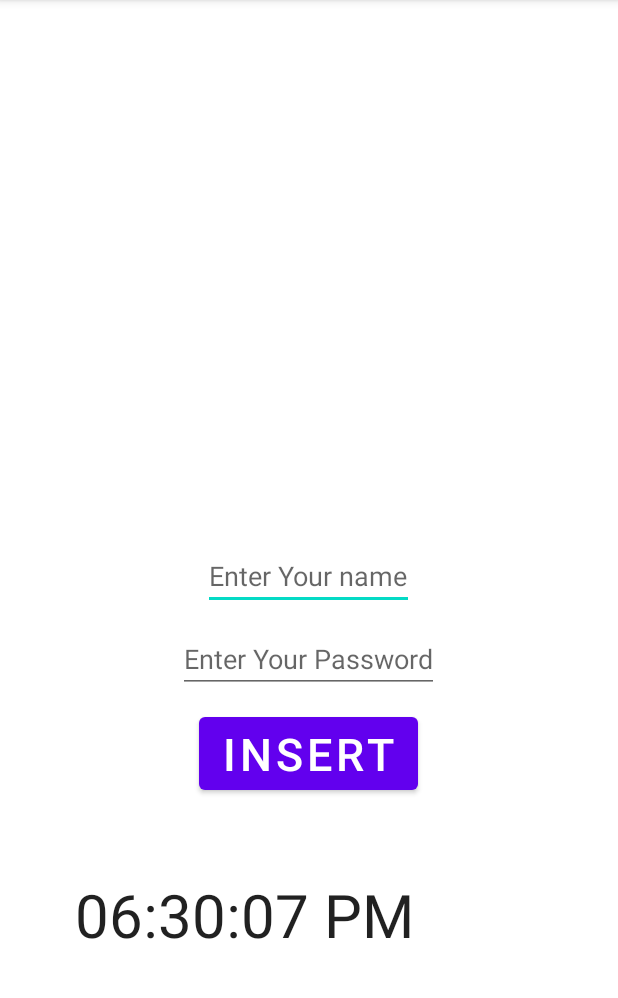
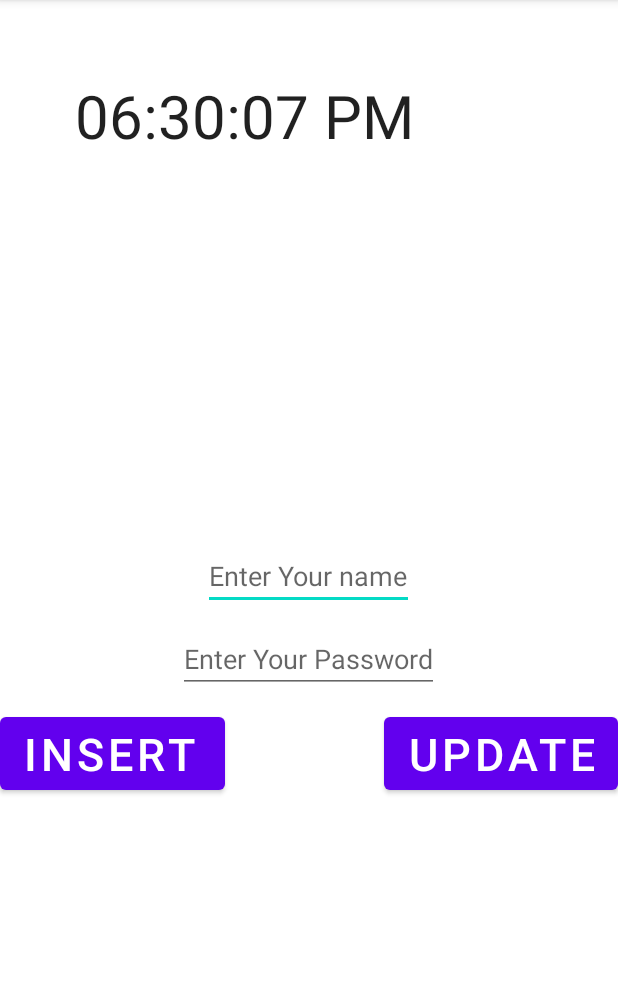
Before and after one commit to Sujitkumarthakur/LoginApilication, an Android app: the screen it shows after launch (MainActivity), on a phone screen of 412 x 824 dp, the part 84-1082 px from its top. Run offline under Robolectric (Android 15) with nearby library versions, the phone set to English and light mode, and no system bars; 1 statement that could not run was skipped.

Commit message:
Second sqlitedatabase commit with view from Database facility !

```diff
--- a/app/src/main/java/com/example/android/sqlitedatabase/MainActivity.java
+++ b/app/src/main/java/com/example/android/sqlitedatabase/MainActivity.java
@@ -1,7 +1,9 @@
 package com.example.android.sqlitedatabase;
 
+import androidx.appcompat.app.AlertDialog;
 import androidx.appcompat.app.AppCompatActivity;
 
+import android.database.Cursor;
 import android.database.sqlite.SQLiteDatabase;
 import android.os.Bundle;
 import android.view.View;
@@ -12,7 +14,7 @@ import android.widget.Toast;
 
 public class MainActivity extends AppCompatActivity {
 EditText et1, et2;
-Button but1;
+Button insert,view;
 TextClock txtclk1;
 database g;
     @Override
@@ -23,12 +25,12 @@ database g;
         //find view id for all the buttons and text views...
         et1=(EditText)findViewById(R.id.edittext1);
         et2=(EditText)findViewById(R.id.edittext2);
-        but1=(Button)findViewById(R.id.butt);
-
+        insert=(Button)findViewById(R.id.butt);
+        view=(Button)findViewById(R.id.butt2);
         g= new database(this);
        // SQLiteDatabase db=g.getReadableDatabase();
 
-        but1.setOnClickListener(new View.OnClickListener() {
+        insert.setOnClickListener(new View.OnClickListener() {
             @Override
             public void onClick(View view) {
                 String name=et1.getText().toString();
@@ -47,7 +49,33 @@ database g;
                        Toast.makeText(MainActivity.this, "Successfully inserted!", Toast.LENGTH_SHORT).show();
                    }
                 }
+                et1.setText("");
+                et2.setText("");
             }
+        });
+
+        view.setOnClickListener(new View.OnClickListener() {
+            @Override
+            public void onClick(View view) {
+                Cursor t=g.getinfo();
+                if(t.getCount()==0)
+                {
+                    Toast.makeText(MainActivity.this, "No data Found !", Toast.LENGTH_SHORT).show();
+                }
+                StringBuffer buffer= new StringBuffer();
+                while(t.moveToNext())
+                {
+                    buffer.append("username"+t.getString(1)+"\n");
+                    buffer.append("password"+t.getString(2)+"\n");
+
+                }
+                AlertDialog.Builder builder= new AlertDialog.Builder(MainActivity.this);
+                builder.setCancelable(true);
+                builder.setTitle("Data from SqliteDatabase !");
+                builder.setMessage(buffer.toString());
+                builder.show();
+            }
+
         });
     }
 }
--- a/app/src/main/res/layout/activity_main.xml
+++ b/app/src/main/res/layout/activity_main.xml
@@ -10,11 +10,10 @@
         android:id="@+id/edittext1"
         android:layout_width="wrap_content"
         android:layout_height="wrap_content"
+        android:layout_centerInParent="true"
+        android:gravity="center_horizontal"
         android:hint="Enter Your name"
-        android:gravity="center_horizontal"
-        android:layout_centerInParent="true"
-        android:paddingTop="10dp"
-        />
+        android:paddingTop="10dp" />
 
     <TextClock
         android:layout_width="match_parent"
@@ -22,30 +21,39 @@
         android:layout_below="@+id/butt"
         android:layout_centerHorizontal="true"
         android:layout_margin="50dp"
+        android:format12Hour="hh:mm:ss a"
         android:textSize="40dp"
-        android:format12Hour="hh:mm:ss a"
-        android:timeZone="GMT+0800"
-        />
+        android:timeZone="GMT+0800" />
 
     <EditText
         android:id="@+id/edittext2"
         android:layout_width="wrap_content"
         android:layout_height="wrap_content"
+        android:layout_below="@+id/edittext1"
+        android:layout_centerInParent="true"
+        android:layout_marginTop="10dp"
+        android:gravity="center_horizontal"
         android:hint="Enter Your Password"
-        android:layout_below="@+id/edittext1"
-        android:gravity="center_horizontal"
-        android:layout_centerInParent="true"
-        android:paddingTop="10dp"
-        android:layout_marginTop="10dp"
-        />
+        android:paddingTop="10dp" />
+
     <Button
-        android:id="@+id/butt"
+        android:id="@+id/butt1"
         android:layout_width="wrap_content"
         android:layout_height="wrap_content"
         android:layout_below="@+id/edittext2"
-        android:layout_centerInParent="true"
+        android:layout_alignParentLeft="true"
         android:layout_marginTop="10dp"
+        android:paddingRight="20dp"
         android:text="Insert"
-        android:textSize="30dp"
-        />
+        android:textSize="30dp" />
+
+    <Button
+        android:id="@+id/butt2"
+        android:layout_width="wrap_content"
+        android:layout_height="wrap_content"
+        android:layout_below="@+id/edittext2"
+        android:layout_alignParentRight="true"
+        android:layout_marginTop="10dp"
+        android:text="Update"
+        android:textSize="30dp" />
 </RelativeLayout>
```
Also changed, not shown: app/src/main/java/com/example/android/sqlitedatabase/database.java (+9 -0 lines).
